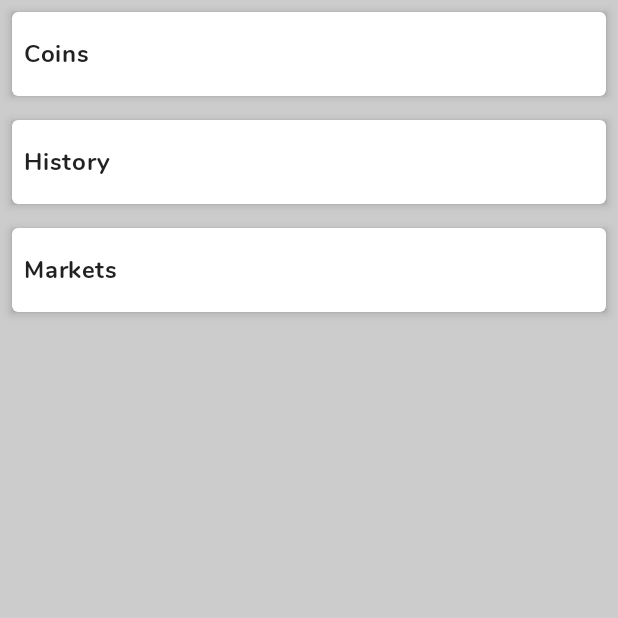
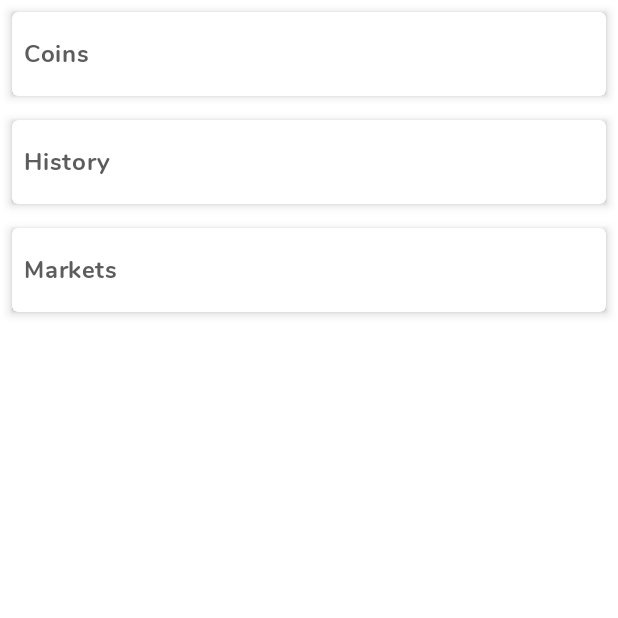
Before and after one commit to msd117c/Crypto_Compose_Android, an Android app built with Jetpack Compose: the screen it shows after launch (MainActivity), on a phone screen of 412 x 824 dp, the top half of it. Run offline under Robolectric (Android 15) with nearby library versions, the phone set to English and light mode, and no system bars; our stand-ins replace Dagger/Hilt's generated code.

Commit message:
chore: Adjust some theme colors.

```diff
--- a/app/src/main/java/com/msd117/cryptocompose/theme/Theme.kt
+++ b/app/src/main/java/com/msd117/cryptocompose/theme/Theme.kt
@@ -15,11 +15,11 @@ import androidx.compose.ui.graphics.toArgb
 fun CryptoComposeTheme(content: @Composable () -> Unit) {
     val darkColors = Colors(
         primary = Color.DarkGray,
-        primaryVariant = Color.Black,
+        primaryVariant = Color.DarkGray,
         secondary = Color.DarkGray,
-        secondaryVariant = Color.Black,
-        background = Color.DarkGray,
-        surface = Color.Black,
+        secondaryVariant = Color.DarkGray,
+        background = Color.Black,
+        surface = Color.DarkGray,
         error = Color.Red,
         onPrimary = Color.White,
         onSecondary = Color.LightGray,
@@ -30,17 +30,17 @@ fun CryptoComposeTheme(content: @Composable () -> Unit) {
     )
 
     val lightColors = Colors(
-        primary = Color.LightGray,
+        primary = Color.White,
         primaryVariant = Color.White,
-        secondary = Color.LightGray,
+        secondary = Color.White,
         secondaryVariant = Color.White,
-        background = Color.LightGray,
+        background = Color.White,
         surface = Color.White,
         error = Color.Red,
-        onPrimary = Color.Black,
-        onSecondary = Color.DarkGray,
-        onBackground = Color.Black,
-        onSurface = Color.Black,
+        onPrimary = Color.DarkGray,
+        onSecondary = Color.LightGray,
+        onBackground = Color.DarkGray,
+        onSurface = Color.LightGray,
         onError = Color.Black,
         isLight = true
     )
```
